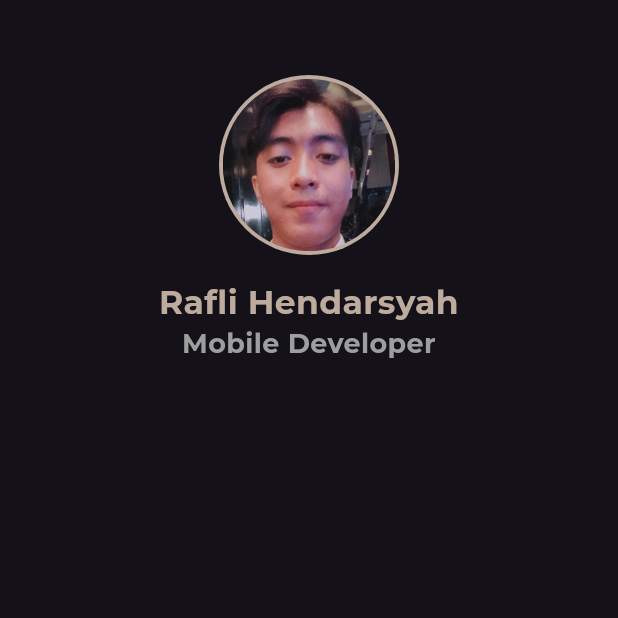
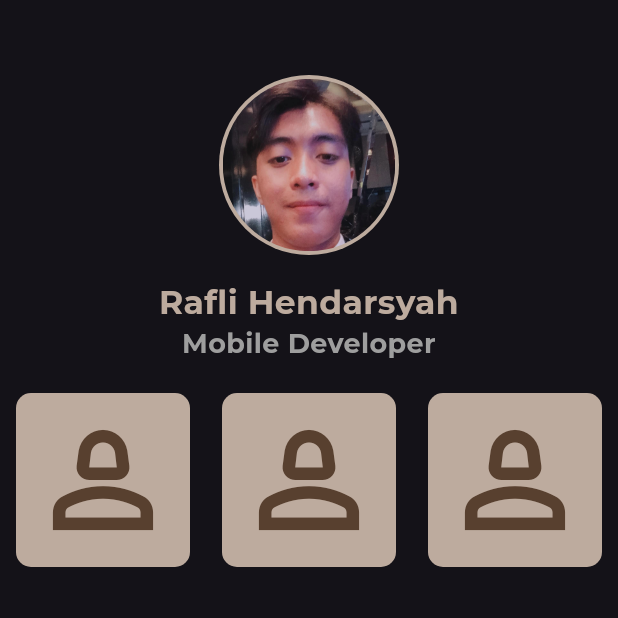
Before and after one commit to Flidoang/porto_app, a Flutter app: the ProfilePage screen opened directly, on a phone screen of 412 x 824 dp, the top half of it. Run offline on Flutter 3.47's test engine with Material 3 defaults, Android fonts, the light colour scheme and no system bars; our stand-ins replace animated_notch_bottom_bar, google_fonts, loading_animation_widget.

Commit message:
add progres

```diff
--- a/lib/src/screens/profile/profile_page.dart
+++ b/lib/src/screens/profile/profile_page.dart
@@ -3,6 +3,7 @@
 import 'package:animated_notch_bottom_bar/animated_notch_bottom_bar/animated_notch_bottom_bar.dart';
 import 'package:flutter/material.dart';
 import 'package:google_fonts/google_fonts.dart';
+import 'package:porto/src/data/service.dart';
 import 'package:porto/src/partials/thema.dart';
 
 class ProfilePage extends StatefulWidget {
@@ -20,6 +21,8 @@ class ProfilePage extends StatefulWidget {
 class _ProfilePageState extends State<ProfilePage> {
   @override
   Widget build(BuildContext context) {
+    final urlService urlController = urlService();
+
     return Scaffold(
       body: Padding(
         padding: EdgeInsets.symmetric(vertical: 50),
@@ -62,7 +65,65 @@ class _ProfilePageState extends State<ProfilePage> {
                 fontWeight: FontWeight.bold,
               ),
               textAlign: TextAlign.center,
-            )
+            ),
+
+            SizedBox(
+              height: 20,
+            ),
+
+            Row(
+              mainAxisAlignment: MainAxisAlignment.spaceAround,
+              children: [
+                Container(
+                  decoration: BoxDecoration(
+                    color: brown2,
+                    borderRadius: BorderRadius.circular(10),
+                  ),
+                  child: IconButton(
+                    onPressed: () {
+                      urlController.fetchGit();
+                    },
+                    icon: Icon(
+                      Icons.person_2_outlined,
+                      size: 100,
+                      color: brown1,
+                    ),
+                  ),
+                ),
+                Container(
+                  decoration: BoxDecoration(
+                    color: brown2,
+                    borderRadius: BorderRadius.circular(10),
+                  ),
+                  child: IconButton(
+                    onPressed: () {
+                      urlController.fetchLinkedIn();
+                    },
+                    icon: Icon(
+                      Icons.person_2_outlined,
+                      size: 100,
+                      color: brown1,
+                    ),
+                  ),
+                ),
+                Container(
+                  decoration: BoxDecoration(
+                    color: brown2,
+                    borderRadius: BorderRadius.circular(10),
+                  ),
+                  child: IconButton(
+                    onPressed: () {
+                      urlController.fethInstagram();
+                    },
+                    icon: Icon(
+                      Icons.person_2_outlined,
+                      size: 100,
+                      color: brown1,
+                    ),
+                  ),
+                ),
+              ],
+            ),
           ],
         ),
       ),
--- a/pubspec.yaml
+++ b/pubspec.yaml
@@ -40,6 +40,7 @@ dependencies:
   google_fonts: ^6.2.1
   motion_tab_bar_v2: ^0.3.0
   animated_notch_bottom_bar: ^1.0.3
+  url_launcher: ^6.0.20
 
 dev_dependencies:
   flutter_test:
```
Also changed, not shown: lib/src/data/service.dart (added, +41 -0 lines), pubspec.lock, 6 other files.
